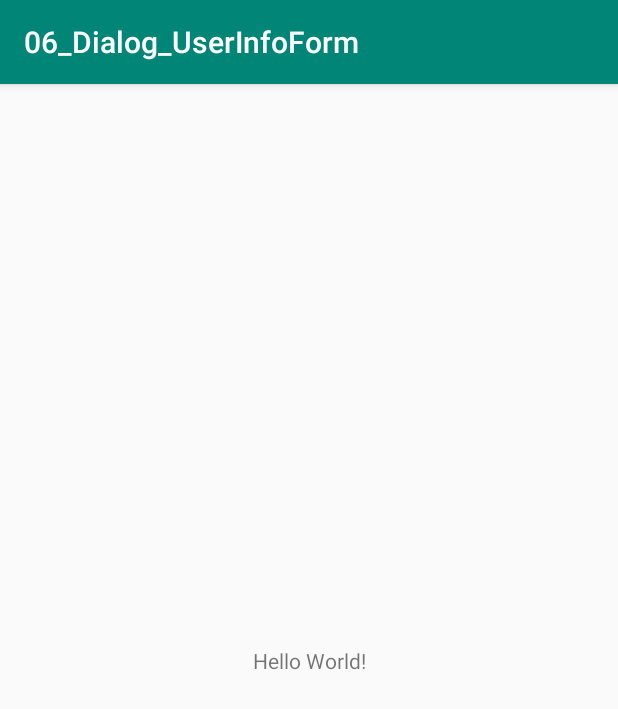
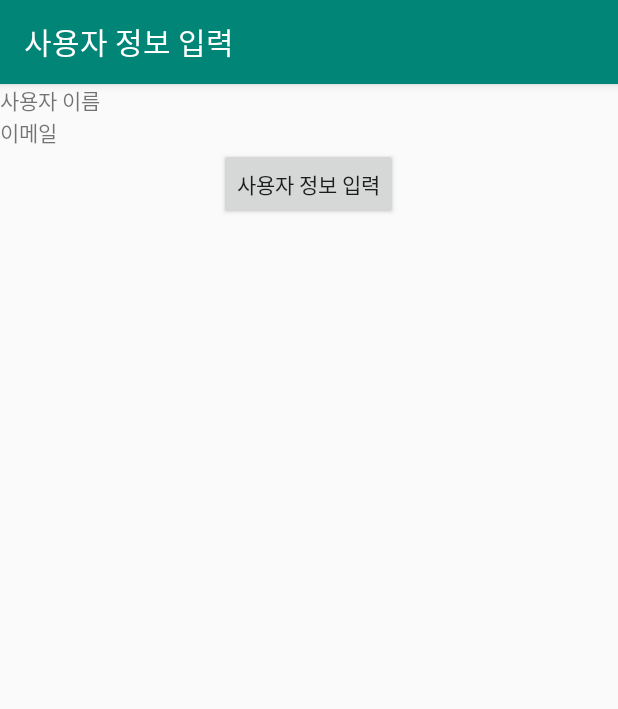
Before and after one commit to IndongLee/Android-basic, an Android app: the screen it shows after launch (MainActivity), on a phone screen of 412 x 824 dp. Shown: the top 709 px of the screen. Run offline under Robolectric (Android 15) with nearby library versions, the light colour scheme and no system bars.

Commit message:
Learn Dialog and Toast

```diff
--- a/06_Dialog_UserInfoForm/app/src/main/java/com/example/a06_dialog_userinfoform/MainActivity.java
+++ b/06_Dialog_UserInfoForm/app/src/main/java/com/example/a06_dialog_userinfoform/MainActivity.java
@@ -1,14 +1,59 @@
 package com.example.a06_dialog_userinfoform;
 
+import androidx.appcompat.app.AlertDialog;
 import androidx.appcompat.app.AppCompatActivity;
 
+import android.content.DialogInterface;
 import android.os.Bundle;
+import android.view.View;
+import android.widget.Button;
+import android.widget.EditText;
+import android.widget.TextView;
+import android.widget.Toast;
 
 public class MainActivity extends AppCompatActivity {
+    TextView tvName, tvEmail;
+    Button button1;
+    EditText dlgEdtName, dlgEdtEmail;
+    View dialogView;
 
     @Override
     protected void onCreate(Bundle savedInstanceState) {
         super.onCreate(savedInstanceState);
         setContentView(R.layout.activity_main);
+        setTitle("사용자 정보 입력");
+
+        tvName = (TextView) findViewById(R.id.tvName);
+        tvEmail = (TextView) findViewById(R.id.tvEmail);
+        button1 = (Button) findViewById(R.id.button1);
+
+        button1.setOnClickListener(new View.OnClickListener() {
+            @Override
+            public void onClick(View v) {
+                dialogView = (View) View.inflate(MainActivity.this, R.layout.dialog1, null);
+                AlertDialog.Builder dlg = new AlertDialog.Builder(MainActivity.this);
+                dlg.setTitle("사용자 정보 입력");
+                dlg.setIcon(R.drawable.ic_launcher_background);
+                dlg.setView(dialogView);
+                dlg.setPositiveButton("확인", new DialogInterface.OnClickListener() {
+                    @Override
+                    public void onClick(DialogInterface dialog, int which) {
+                        dlgEdtName = (EditText) dialogView.findViewById(R.id.dlgEdtName);
+                        dlgEdtEmail = (EditText) dialogView.findViewById(R.id.dlgEdtEmail);
+
+                        tvName.setText(dlgEdtName.getText().toString());
+                        tvEmail.setText(dlgEdtEmail.getText().toString());
+                    }
+                });
+                dlg.setNegativeButton("취소", new DialogInterface.OnClickListener() {
+                    @Override
+                    public void onClick(DialogInterface dialog, int which) {
+                        Toast.makeText(MainActivity.this, "취소했습니다.", Toast.LENGTH_SHORT).show();
+                    }
+                });
+                dlg.show();
+            }
+        });
+
     }
 }
--- a/06_Dialog_UserInfoForm/app/src/main/res/layout/activity_main.xml
+++ b/06_Dialog_UserInfoForm/app/src/main/res/layout/activity_main.xml
@@ -1,18 +1,26 @@
 <?xml version="1.0" encoding="utf-8"?>
-<androidx.constraintlayout.widget.ConstraintLayout xmlns:android="http://schemas.android.com/apk/res/android"
-    xmlns:app="http://schemas.android.com/apk/res-auto"
+<LinearLayout xmlns:android="http://schemas.android.com/apk/res/android"
     xmlns:tools="http://schemas.android.com/tools"
+    android:id="@+id/baseLayout"
     android:layout_width="match_parent"
     android:layout_height="match_parent"
-    tools:context=".MainActivity">
+    android:gravity="center_horizontal"
+    android:orientation="vertical">
+    <TextView
+        android:layout_width="match_parent"
+        android:layout_height="wrap_content"
+        android:id="@+id/tvName"
+        android:text="사용자 이름"/>
+    <TextView
+        android:layout_width="match_parent"
+        android:layout_height="wrap_content"
+        android:id="@+id/tvEmail"
+        android:text="이메일"/>
 
-    <TextView
+    <Button
+        android:id="@+id/button1"
         android:layout_width="wrap_content"
         android:layout_height="wrap_content"
-        android:text="Hello World!"
-        app:layout_constraintBottom_toBottomOf="parent"
-        app:layout_constraintLeft_toLeftOf="parent"
-        app:layout_constraintRight_toRightOf="parent"
-        app:layout_constraintTop_toTopOf="parent" />
+        android:text="사용자 정보 입력" />
 
-</androidx.constraintlayout.widget.ConstraintLayout>
+</LinearLayout>
```
Also changed, not shown: 06_Dialog_UserInfoForm/app/src/main/res/layout/dialog1.xml (added, +27 -0 lines).
